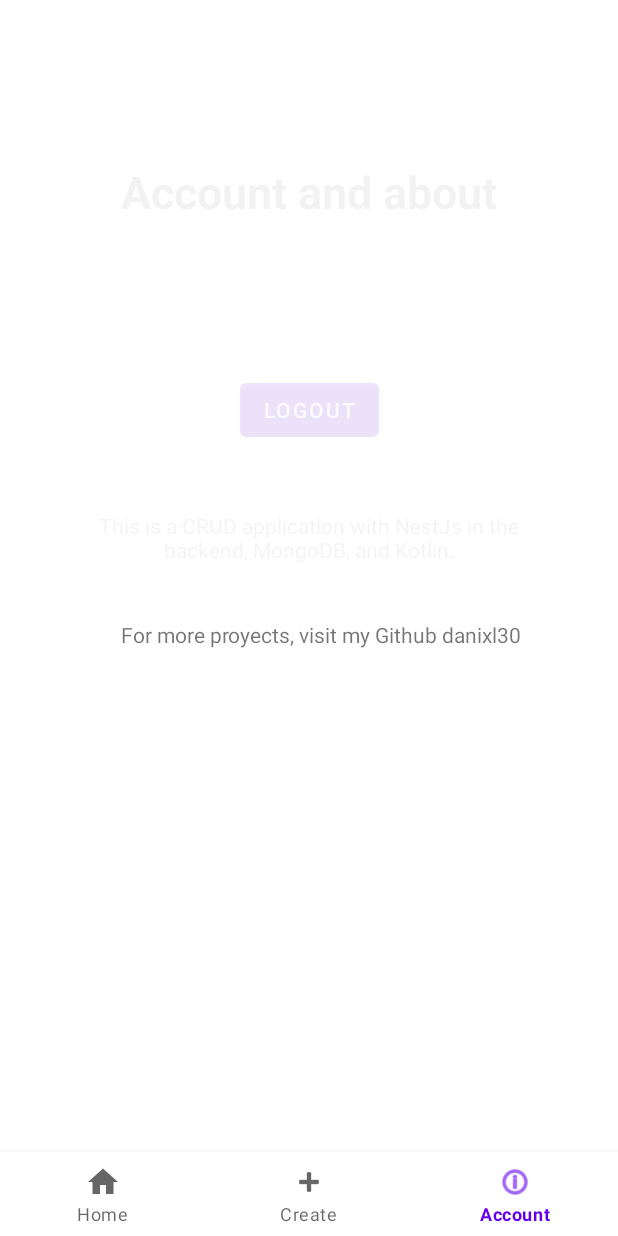
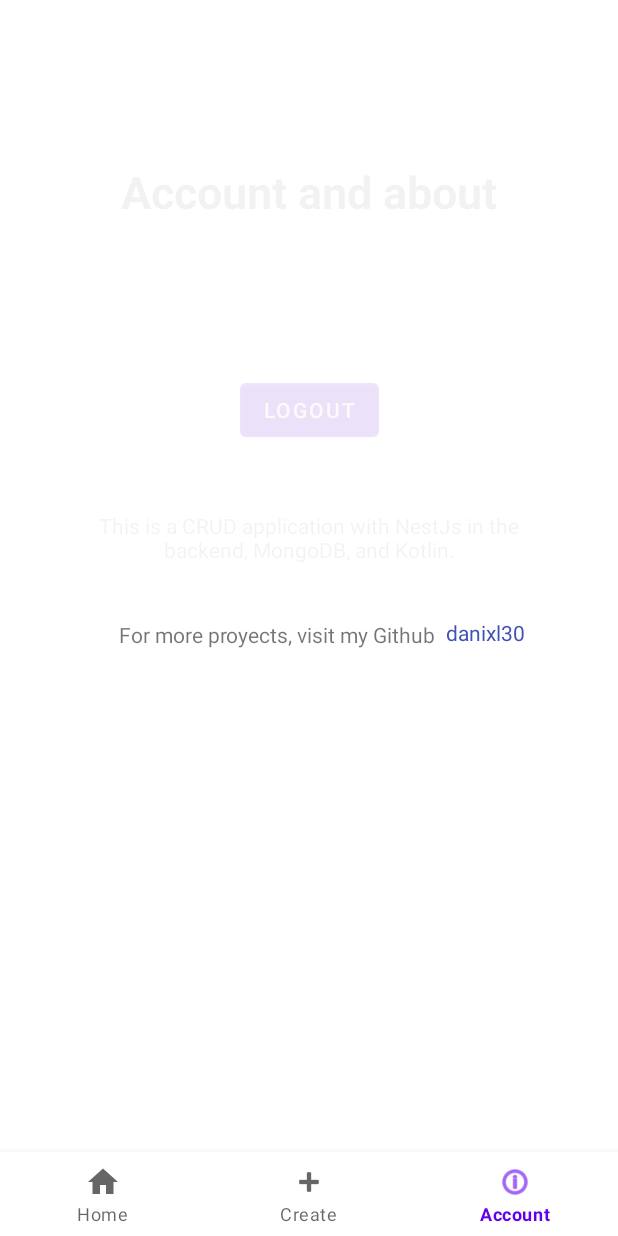
Before and after one commit to danixl30/CRUD-MobileVersion, an Android app: the NotificationsFragment screen opened through its navigation route, on a phone screen of 412 x 824 dp. Run offline under Robolectric (Android 15) with nearby library versions, the phone set to English and light mode, and no system bars; our stand-ins replace Volley, navigation-ui; network calls fail.

Commit message:
Version 1.0.1 added github link

```diff
--- a/app/src/main/java/com/example/crudmobileversion/ui/notifications/NotificationsFragment.kt
+++ b/app/src/main/java/com/example/crudmobileversion/ui/notifications/NotificationsFragment.kt
@@ -1,6 +1,7 @@
 package com.example.crudmobileversion.ui.notifications
 
 import android.content.Intent
+import android.net.Uri
 import android.os.Bundle
 import android.view.LayoutInflater
 import android.view.View
@@ -36,6 +37,7 @@ class NotificationsFragment : Fragment() {
         val texthome = root.findViewById<TextView>(R.id.accountusername)
         val title = root.findViewById<TextView>(R.id.titleabout)
         val textview = root.findViewById<TextView>(R.id.textviewabout)
+        val github = root.findViewById<TextView>(R.id.github)
 
         title.startAnimation(animationDown)
         texthome.startAnimation(animationUp)
@@ -43,6 +45,8 @@ class NotificationsFragment : Fragment() {
         textview.startAnimation(animationUp)
 
         getUser(root)
+
+        github.setOnClickListener { goToGithub() }
 
         logoutButton.setOnClickListener { logout() }
         return root
@@ -102,4 +106,9 @@ class NotificationsFragment : Fragment() {
         val mainScreen = Intent(activity, MainActivity::class.java)
         startActivity(mainScreen)
     }
+
+    private fun goToGithub(){
+        val github = Intent(Intent.ACTION_VIEW).setData(Uri.parse("https://github.com/danixl30/CRUD-MobileVersion"))
+        startActivity(github)
+    }
 }
--- a/app/src/main/res/layout/fragment_notifications.xml
+++ b/app/src/main/res/layout/fragment_notifications.xml
@@ -61,9 +61,23 @@
         android:layout_height="wrap_content"
         android:layout_marginStart="79dp"
         android:layout_marginTop="37dp"
-        android:layout_marginEnd="63dp"
-        android:text="For more proyects, visit my Github danixl30"
-        app:layout_constraintEnd_toEndOf="parent"
+        android:text="For more proyects, visit my Github"
         app:layout_constraintStart_toStartOf="parent"
         app:layout_constraintTop_toBottomOf="@+id/textviewabout" />
+
+    <TextView
+        android:id="@+id/github"
+        android:layout_width="wrap_content"
+        android:layout_height="wrap_content"
+        android:layout_marginStart="5dp"
+        android:layout_marginTop="36dp"
+        android:layout_marginEnd="61dp"
+        android:clickable="true"
+        android:linksClickable="true"
+        android:text="danixl30"
+        android:textColor="#3F51B5"
+        android:textColorLink="#03A9F4"
+        app:layout_constraintEnd_toEndOf="parent"
+        app:layout_constraintStart_toEndOf="@+id/textView12"
+        app:layout_constraintTop_toBottomOf="@+id/textviewabout" />
 </androidx.constraintlayout.widget.ConstraintLayout>
```
